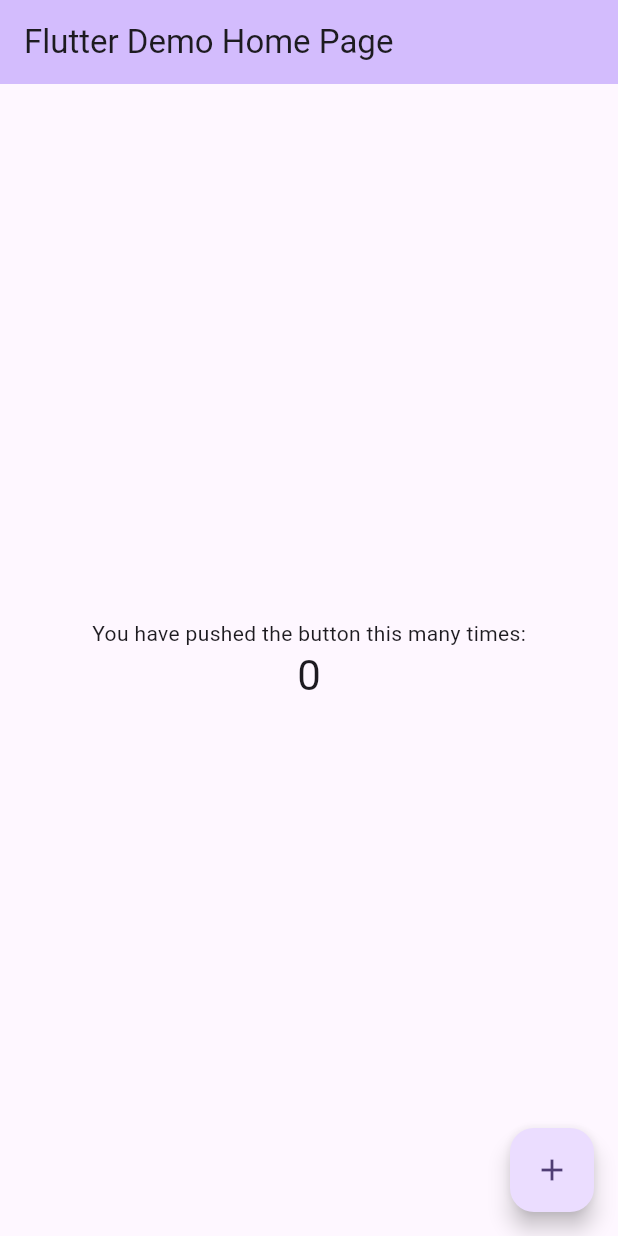
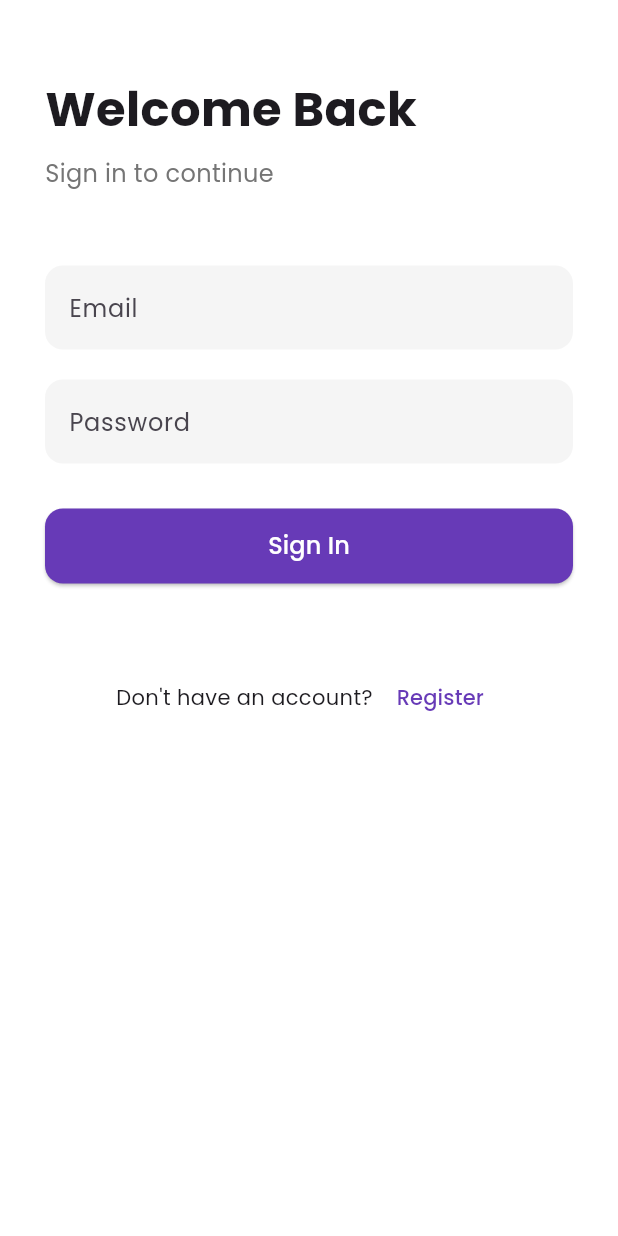
Before and after one commit to haysnairpa/enroll-app, a Flutter app: the screen it shows after launch, on a phone screen of 412 x 824 dp. Run offline on Flutter 3.47's test engine with Material 3 defaults, Android fonts, the phone set to English and light mode, and no system bars; our stand-ins replace firebase_auth, firebase_core, google_fonts; accounts and stored records are empty.

Commit message:
feat: auth implementation

```diff
--- a/lib/main.dart
+++ b/lib/main.dart
@@ -1,125 +1,28 @@
 import 'package:flutter/material.dart';
+import 'package:firebase_core/firebase_core.dart';
+import 'package:google_fonts/google_fonts.dart';
+import 'screens/login.dart';
 
-void main() {
-  runApp(const MyApp());
+void main() async {
+  WidgetsFlutterBinding.ensureInitialized();
+  await Firebase.initializeApp();
+  runApp(MyApp());
 }
 
 class MyApp extends StatelessWidget {
-  const MyApp({super.key});
-
-  // This widget is the root of your application.
   @override
   Widget build(BuildContext context) {
     return MaterialApp(
-      title: 'Flutter Demo',
+      title: 'Enroll App',
+      debugShowCheckedModeBanner: false,
       theme: ThemeData(
-        // This is the theme of your application.
-        //
-        // TRY THIS: Try running your application with "flutter run". You'll see
-        // the application has a purple toolbar. Then, without quitting the app,
-        // try changing the seedColor in the colorScheme below to Colors.green
-        // and then invoke "hot reload" (save your changes or press the "hot
-        // reload" button in a Flutter-supported IDE, or press "r" if you used
-        // the command line to start the app).
-        //
-        // Notice that the counter didn't reset back to zero; the application
-        // state is not lost during the reload. To reset the state, use hot
-        // restart instead.
-        //
-        // This works for code too, not just values: Most code changes can be
-        // tested with just a hot reload.
         colorScheme: ColorScheme.fromSeed(seedColor: Colors.deepPurple),
         useMaterial3: true,
+        textTheme: GoogleFonts.poppinsTextTheme(
+          Theme.of(context).textTheme,
+        ),
       ),
-      home: const MyHomePage(title: 'Flutter Demo Home Page'),
+      home: LoginScreen(),
     );
   }
 }
-
-class MyHomePage extends StatefulWidget {
-  const MyHomePage({super.key, required this.title});
-
-  // This widget is the home page of your application. It is stateful, meaning
-  // that it has a State object (defined below) that contains fields that affect
-  // how it looks.
-
-  // This class is the configuration for the state. It holds the values (in this
-  // case the title) provided by the parent (in this case the App widget) and
-  // used by the build method of the State. Fields in a Widget subclass are
-  // always marked "final".
-
-  final String title;
-
-  @override
-  State<MyHomePage> createState() => _MyHomePageState();
-}
-
-class _MyHomePageState extends State<MyHomePage> {
-  int _counter = 0;
-
-  void _incrementCounter() {
-    setState(() {
-      // This call to setState tells the Flutter framework that something has
-      // changed in this State, which causes it to rerun the build method below
-      // so that the display can reflect the updated values. If we changed
-      // _counter without calling setState(), then the build method would not be
-      // called again, and so nothing would appear to happen.
-      _counter++;
-    });
-  }
-
-  @override
-  Widget build(BuildContext context) {
-    // This method is rerun every time setState is called, for instance as done
-    // by the _incrementCounter method above.
-    //
-    // The Flutter framework has been optimized to make rerunning build methods
-    // fast, so that you can just rebuild anything that needs updating rather
-    // than having to individually change instances of widgets.
-    return Scaffold(
-      appBar: AppBar(
-        // TRY THIS: Try changing the color here to a specific color (to
-        // Colors.amber, perhaps?) and trigger a hot reload to see the AppBar
-        // change color while the other colors stay the same.
-        backgroundColor: Theme.of(context).colorScheme.inversePrimary,
-        // Here we take the value from the MyHomePage object that was created by
-        // the App.build method, and use it to set our appbar title.
-        title: Text(widget.title),
-      ),
-      body: Center(
-        // Center is a layout widget. It takes a single child and positions it
-        // in the middle of the parent.
-        child: Column(
-          // Column is also a layout widget. It takes a list of children and
-          // arranges them vertically. By default, it sizes itself to fit its
-          // children horizontally, and tries to be as tall as its parent.
-          //
-          // Column has various properties to control how it sizes itself and
-          // how it positions its children. Here we use mainAxisAlignment to
-          // center the children vertically; the main axis here is the vertical
-          // axis because Columns are vertical (the cross axis would be
-          // horizontal).
-          //
-          // TRY THIS: Invoke "debug painting" (choose the "Toggle Debug Paint"
-          // action in the IDE, or press "p" in the console), to see the
-          // wireframe for each widget.
-          mainAxisAlignment: MainAxisAlignment.center,
-          children: <Widget>[
-            const Text(
-              'You have pushed the button this many times:',
-            ),
-            Text(
-              '$_counter',
-              style: Theme.of(context).textTheme.headlineMedium,
-            ),
-          ],
-        ),
-      ),
-      floatingActionButton: FloatingActionButton(
-        onPressed: _incrementCounter,
-        tooltip: 'Increment',
-        child: const Icon(Icons.add),
-      ), // This trailing comma makes auto-formatting nicer for build methods.
-    );
-  }
-}
--- /dev/null
+++ b/lib/screens/login.dart
@@ -0,0 +1,139 @@
+import 'package:flutter/material.dart';
+import '../services/auth_service.dart';
+import 'register.dart';
+import 'home_page.dart';
+
+class LoginScreen extends StatefulWidget {
+  @override
+  _LoginScreenState createState() => _LoginScreenState();
+}
+
+class _LoginScreenState extends State<LoginScreen> {
+  final AuthService _auth = AuthService();
+  final _formKey = GlobalKey<FormState>();
+
+  String email = '';
+  String password = '';
+  String error = '';
+
+  @override
+  Widget build(BuildContext context) {
+    return Scaffold(
+      backgroundColor: Colors.white,
+      body: SafeArea(
+        child: SingleChildScrollView(
+          padding: EdgeInsets.symmetric(horizontal: 30, vertical: 50),
+          child: Form(
+            key: _formKey,
+            child: Column(
+              crossAxisAlignment: CrossAxisAlignment.start,
+              children: <Widget>[
+                Text(
+                  'Welcome Back',
+                  style: TextStyle(
+                    fontSize: 32,
+                    fontWeight: FontWeight.bold,
+                  ),
+                ),
+                SizedBox(height: 8),
+                Text(
+                  'Sign in to continue',
+                  style: TextStyle(
+                    fontSize: 16,
+                    color: Colors.grey[600],
+                  ),
+                ),
+                SizedBox(height: 50),
+                TextFormField(
+                  validator: (val) => val!.isEmpty ? 'Enter an email' : null,
+                  onChanged: (val) => setState(() => email = val),
+                  decoration: InputDecoration(
+                    labelText: 'Email',
+                    filled: true,
+                    fillColor: Colors.grey[100],
+                    border: OutlineInputBorder(
+                      borderRadius: BorderRadius.circular(12),
+                      borderSide: BorderSide.none,
+                    ),
+                  ),
+                ),
+                SizedBox(height: 20),
+                TextFormField(
+                  obscureText: true,
+                  validator: (val) => val!.length < 6 ? 'Enter a password 6+ chars long' : null,
+                  onChanged: (val) => setState(() => password = val),
+                  decoration: InputDecoration(
+                    labelText: 'Password',
+                    filled: true,
+                    fillColor: Colors.grey[100],
+                    border: OutlineInputBorder(
+                      borderRadius: BorderRadius.circular(12),
+                      borderSide: BorderSide.none,
+                    ),
+                  ),
+                ),
+                SizedBox(height: 30),
+                SizedBox(
+                  width: double.infinity,
+                  height: 50,
+                  child: ElevatedButton(
+                    style: ElevatedButton.styleFrom(
+                      backgroundColor: Colors.deepPurple,
+                      shape: RoundedRectangleBorder(
+                        borderRadius: BorderRadius.circular(12),
+                      ),
+                    ),
+                    onPressed: () async {
+                      if(_formKey.currentState!.validate()){
+                        var result = await _auth.signInWithEmailAndPassword(email, password);
+                        if(result == null) {
+                          setState(() => error = 'Could not sign in with those credentials');
+                        } else {
+                          Navigator.pushReplacement(
+                            context,
+                            MaterialPageRoute(builder: (context) => HomePage()),
+                          );
+                        }
+                      }
+                    },
+                    child: Text(
+                      'Sign In',
+                      style: TextStyle(
+                        color: Colors.white,
+                        fontSize: 16,
+                      ),
+                    ),
+                  ),
+                ),
+                SizedBox(height: 12),
+                Text(
+                  error,
+                  style: TextStyle(color: Colors.red, fontSize: 14.0),
+                ),
+                SizedBox(height: 20),
+                Row(
+                  mainAxisAlignment: MainAxisAlignment.center,
+                  children: [
+                    Text("Don't have an account? "),
+                    TextButton(
+                      onPressed: () {
+                        Navigator.push(
+                          context,
+                          MaterialPageRoute(builder: (context) => RegisterScreen()),
+                        );
+                      },
+                      child: Text(
+                        'Register',
+                        style: TextStyle(color: Colors.deepPurple),
+                      ),
+                    ),
+                  ],
+                ),
+              ],
+            ),
+          ),
+        ),
+      ),
+    );
+  }
+}
--- /dev/null
+++ b/lib/services/auth_service.dart
@@ -0,0 +1,42 @@
+import 'package:firebase_auth/firebase_auth.dart';
+
+class AuthService {
+  final FirebaseAuth _auth = FirebaseAuth.instance;
+
+  // Sign in with email & password
+  Future<UserCredential?> signInWithEmailAndPassword(String email, String password) async {
+    try {
+      return await _auth.signInWithEmailAndPassword(
+        email: email,
+        password: password
+        );
+    } catch (e) {
+      print(e.toString());
+      return null;
+    }
+  }
+
+  // Register with email & password
+  Future<UserCredential?> registerWithEmailAndPassword(String email, String password) async {
+    try {
+      return await _auth.createUserWithEmailAndPassword(
+        email: email,
+        password: password
+      );
+    } on FirebaseAuthException catch (e) {
+      if (e.code == 'weak-password') {
+        throw 'Weak Password';
+      } else if (e.code == 'email-already-in-use') {
+        throw 'That email already in user';
+      } else if (e.code == 'invalid-email') {
+        throw 'Invalid Email';
+      }
+      throw e.message ?? 'Error occured';
+    }
+  }
+
+  //Sign out
+  Future<void> signOut() async {
+    await _auth.signOut();
+  }
+}
--- a/pubspec.yaml
+++ b/pubspec.yaml
@@ -35,8 +35,9 @@ dependencies:
   # The following adds the Cupertino Icons font to your application.
   # Use with the CupertinoIcons class for iOS style icons.
   cupertino_icons: ^1.0.8
-  firebase_core: ^3.8.1
-  firebase_auth: ^5.3.4
+  firebase_core: ^2.27.1
+  firebase_auth: ^4.17.9
+  google_fonts: ^6.2.1
 
 dev_dependencies:
   flutter_test:
```
Also changed, not shown: lib/screens/home_page.dart (added, +80 -0 lines), lib/screens/register.dart (added, +133 -0 lines), pubspec.lock, 2 other files.
